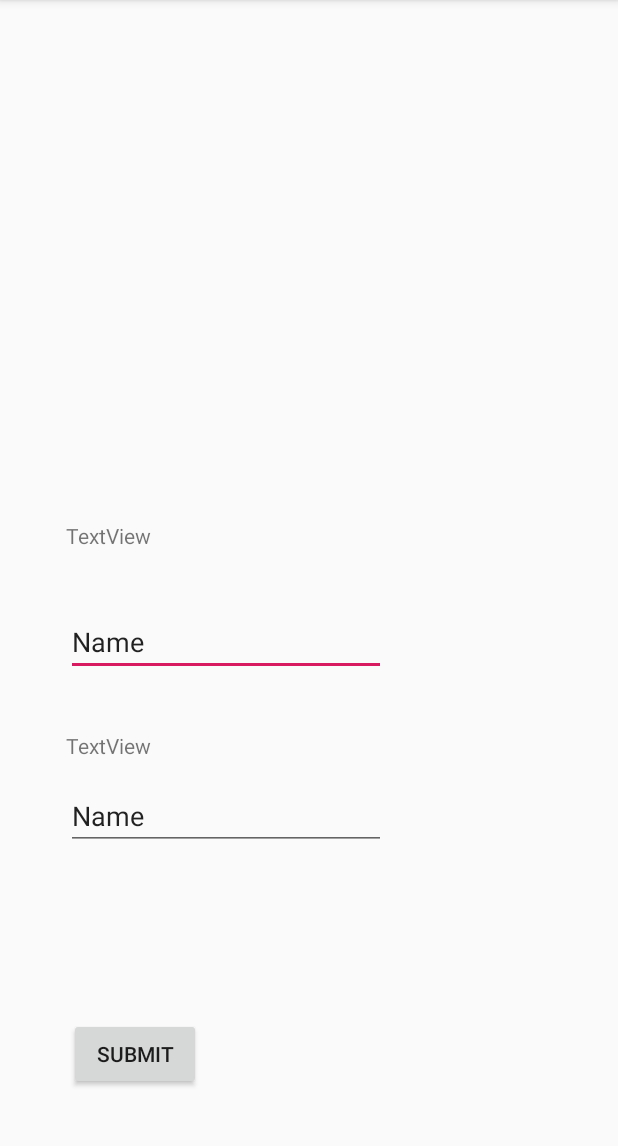
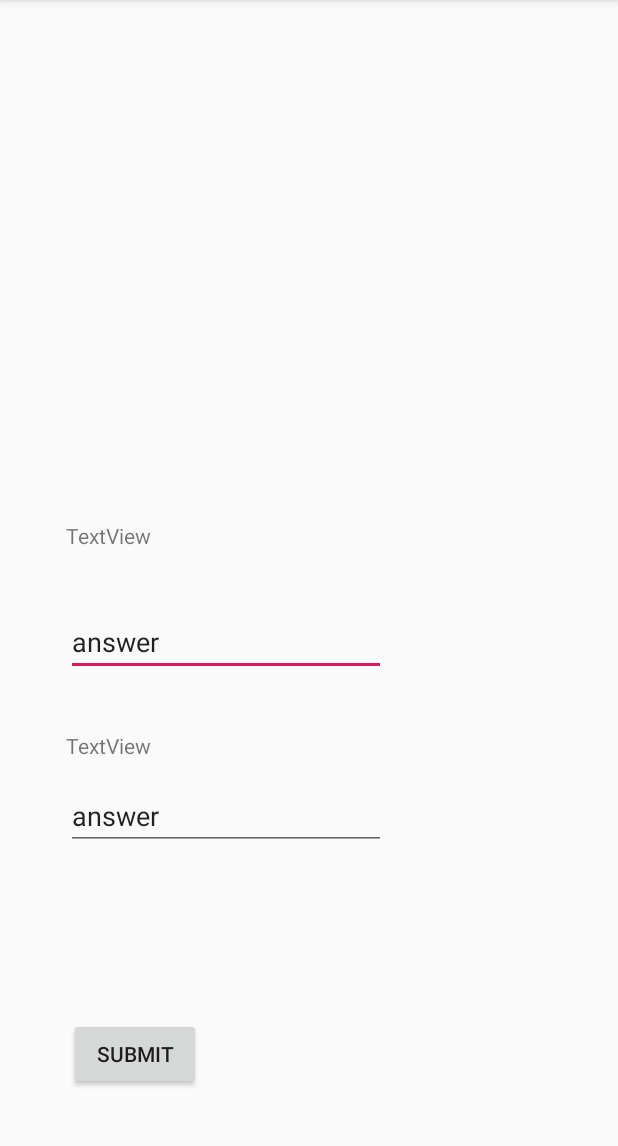
Before and after one commit to Jonkunl/lecfq, an Android app: the screen it shows after launch (MainActivity), after a tap on "SUBMIT", on a phone screen of 412 x 824 dp, the part 84-1230 px from its top. Run offline under Robolectric (Android 15) with nearby library versions, the phone set to English and light mode, and no system bars; our stand-ins replace Firebase (no records; nobody signed in at launch, a user with empty details on screens opened directly); 2 statements that could not run were skipped.

Commit message:
no message

```diff
--- a/app/src/main/java/com/unimelb/lecmore/MainActivity.java
+++ b/app/src/main/java/com/unimelb/lecmore/MainActivity.java
@@ -22,41 +22,47 @@ import java.util.List;
 public class MainActivity extends AppCompatActivity
         implements View.OnClickListener{
         private Button mButton;
-        private ArrayList<Question> questions;
-        private String quest1;
-        private String quest2;
-    private DatabaseReference database;
+        private ArrayList<Question> questions = new ArrayList<>();
+        private String databasename = "unimelb-mobile-51";
+        private String subject = "comp1";
+        private String lecture = "lec1";
+        private String student = "13235";
+    private String question1= "1";
+    private String question2="ques";
+    private DatabaseReference database ;
     @Override
     protected void onCreate(Bundle savedInstanceState) {
+        questions = new ArrayList<Question>();
         super.onCreate(savedInstanceState);
         setContentView(R.layout.activity_main);
         FirebaseDatabase.getInstance().setPersistenceEnabled(true);
         database = FirebaseDatabase.getInstance().getReference();
-        database.child("unimelb-mobile-51").child("comp1").child("lec1").addValueEventListener(new ValueEventListener() {
+
+        database.child("questionaire").child(subject).child(lecture).child(student).addValueEventListener(new ValueEventListener() {
+
             public void onDataChange(DataSnapshot dataSnapshot) {
-                questions = new ArrayList<Question>();
+
                 for (DataSnapshot noteDataSnapshot : dataSnapshot.getChildren()) {
-                    Question question = noteDataSnapshot.getValue(Question.class);
-                    questions.add(question);
+                    Question q = noteDataSnapshot.getValue(Question.class);
+                    questions.add(q);
+                    Log.d("STATE",q.question);
+                }
+                TextView view1 = (TextView)findViewById(R.id.textView3);
+                TextView view2 = (TextView)findViewById(R.id.textView4);
+                view1.setText(questions.get(0).question);
+                view2.setText(questions.get(1).question);
 
-                }
 
             }
             public void onCancelled(DatabaseError error){
 
             }
         });
-        if(questions.size()>0) {
-            String question1 = questions.get(0).getQuestion();
-            String question2 = questions.get(1).getQuestion();
-        }
-        /*
-        TextView view1 = (TextView)findViewById(R.id.textView3);
-        TextView view2 = (TextView)findViewById(R.id.textView4);
-        view1.setText(question1);
-        view2.setText(question2);
 
-         */
+
+
+
+
         mButton = findViewById(R.id.submitB);
         mButton.setOnClickListener(this);
 
@@ -73,8 +79,8 @@ public class MainActivity extends AppCompatActivity
                 String answer1 = text.getText().toString();
                 EditText text2 = (EditText)findViewById(R.id.answer2);
                 String answer2 = text2.getText().toString();
-                database.child("comp1").child("lec1").child("question1").child("answer").setValue(answer1);
-                database.child("comp1").child("lec1").child("question2").child("answer").setValue(answer2);
+                database.child("questionaire").child(subject).child(lecture).child(student).child("question1").child("answer").setValue(answer1);
+                database.child("questionaire").child(subject).child(lecture).child(student).child("question2").child("answer").setValue(answer2);
 
         }
     }
--- a/app/src/main/java/com/unimelb/lecmore/Question.java
+++ b/app/src/main/java/com/unimelb/lecmore/Question.java
@@ -11,7 +11,6 @@ public class Question {
         this.question = question;
         this.answer = answer;
     }
-    public String getQuestion(){return question;}
     public void setAnswer(String answer){
         this.answer = answer;
     }
--- a/app/src/main/res/layout/activity_main.xml
+++ b/app/src/main/res/layout/activity_main.xml
@@ -25,7 +25,7 @@
         android:layout_marginBottom="228dp"
         android:ems="10"
         android:inputType="textPersonName"
-        android:text="Name"
+        android:text="answer"
         app:layout_constraintBottom_toTopOf="@+id/submitB"
         app:layout_constraintStart_toStartOf="parent" />
 
@@ -37,7 +37,7 @@
         android:layout_marginBottom="112dp"
         android:ems="10"
         android:inputType="textPersonName"
-        android:text="Name"
+        android:text="answer"
         app:layout_constraintBottom_toTopOf="@+id/submitB"
         app:layout_constraintStart_toStartOf="parent" />
 
```
